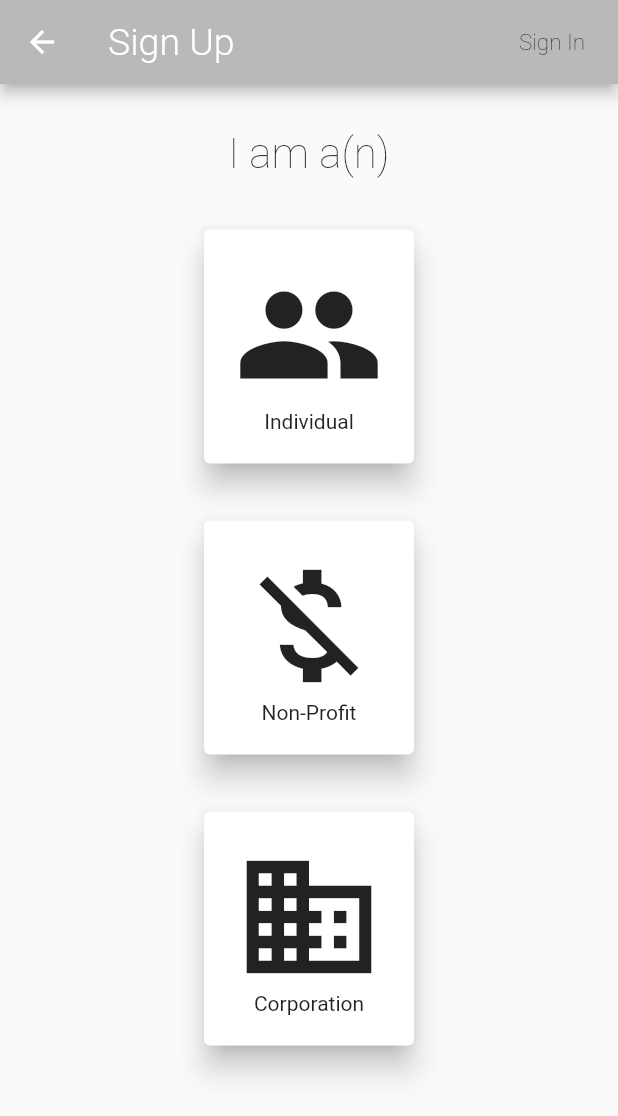
After one commit to ChoDi-App/ChoDi, a Flutter app: the screen it shows after launch, item 2 of the bottom bar chosen, after a tap on "Log In", after a tap on "Sign Up", on a phone screen of 412 x 824 dp. The commit adds this screen. Shown: the top 1116 px of the screen. Run offline on Flutter 3.47's test engine with Material 2 defaults, Android fonts, the phone set to English and light mode, and no system bars; our stand-ins replace firebase_auth, google_fonts; accounts and stored records are empty; Roboto replaces fonts that are missing (Ubuntu).

Commit message:
Added sign up pages still working on it

```diff
--- a/chodi_app/lib/main.dart
+++ b/chodi_app/lib/main.dart
@@ -5,6 +5,7 @@ import 'package:provider/provider.dart';
 import 'package:chodiapp/Services/Auth.dart';
 import 'AuthWidgetBuilder.dart';
 import 'package:chodiapp/screens/wrapper.dart';
+import 'package:chodiapp/screens/Authenticate/SignUpPage.dart';
 
 void main() {
   runApp(MyApp());
@@ -25,7 +26,8 @@ class MyApp extends StatelessWidget {
 
             home: Wrapper(userSnapshot: userSnapshot),
             routes: <String, WidgetBuilder>{
-              'signInScreen' : (BuildContext context) => new SignInPage()
+              'signInScreen' : (BuildContext context) => new SignInPage(),
+              'signUpScreen' : (BuildContext context) => new SignUpPage()
         },
           );
         }
--- /dev/null
+++ b/chodi_app/lib/screens/Authenticate/IndividualSignUpPage.dart
@@ -0,0 +1,26 @@
+import 'package:flutter/material.dart';
+import 'package:chodiapp/constants/AppColors.dart';
+import 'package:google_fonts/google_fonts.dart';
+
+class IndividualSignUpPage extends StatefulWidget {
+  List<String> choices;
+  IndividualSignUpPage({this.choices});
+
+  @override
+  _IndividualSignUpPageState createState() => _IndividualSignUpPageState();
+}
+
+class _IndividualSignUpPageState extends State<IndividualSignUpPage> {
+  @override
+  Widget build(BuildContext context) {
+    return Scaffold(
+      appBar: AppBar(
+        backgroundColor: primaryColor ,
+        title: Text("Sign Up",style: GoogleFonts.ubuntu(fontSize: 25.0, fontWeight: FontWeight.w300,)),
+      ),
+      body: Center(
+          child: Text("Individual Sign up")
+      ),
+    );
+  }
+}
--- a/chodi_app/lib/screens/Authenticate/SignInPage.dart
+++ b/chodi_app/lib/screens/Authenticate/SignInPage.dart
@@ -3,7 +3,6 @@ import 'package:chodiapp/Services/Auth.dart';
 import 'package:chodiapp/Shared/Loading.dart';
 import 'package:chodiapp/constants/TextStyles.dart';
 import 'package:google_fonts/google_fonts.dart';
-
 class SignInPage extends StatefulWidget {
   @override
   _SignInPageState createState() => _SignInPageState();
@@ -17,6 +16,25 @@ class _SignInPageState extends State<SignInPage> {
 
   String email = "";
   String password = "";
+
+  String _validateEmail(String value) {
+    Pattern pattern =
+        r'^(([^<>()[\]\\.,;:\s@\"]+(\.[^<>()[\]\\.,;:\s@\"]+)*)|(\".+\"))@((\[[0-9]{1,3}\.[0-9]{1,3}\.[0-9]{1,3}\.[0-9]{1,3}\])|(([a-zA-Z\-0-9]+\.)+[a-zA-Z]{2,}))$';
+    RegExp regex = new RegExp(pattern);
+    if (!regex.hasMatch(value))
+      return 'Enter Valid Email';
+    else
+      return null;
+  }
+  String _validatePassword(String value){
+    Pattern pattern = r'^(((?=.*[a-z])(?=.*[A-Z]))|((?=.*[a-z])(?=.*[0-9]))|((?=.*[A-Z])(?=.*[0-9])))(?=.{6,})';
+    RegExp regExp = new RegExp(pattern);
+    if (!regExp.hasMatch(value))
+      return "Enter Stronger Password";
+    else
+      return null;
+  }
+
 
   @override
   Widget build(BuildContext context) {
@@ -54,6 +72,7 @@ class _SignInPageState extends State<SignInPage> {
                       Card(
                         elevation: 10.0,
                         child: TextFormField(
+                          validator: _validateEmail,
                           decoration: textInputDecoration.copyWith(hintText: "example@gmail.com",),
                           onChanged: (val) {
                             setState(() {email = val;});
@@ -73,7 +92,12 @@ class _SignInPageState extends State<SignInPage> {
                       Card(
                         elevation: 10.0,
                         child: TextFormField(
+                          validator: _validatePassword,
                           decoration: textInputDecoration.copyWith(hintText: ".............."),
+                          obscureText: true,
+                          onChanged: (val){
+                            setState(() {password = val;});
+                          },
                         ),
                       )
                     ],
@@ -81,12 +105,15 @@ class _SignInPageState extends State<SignInPage> {
                   SizedBox(height: 50,),
                   FlatButton(
                     onPressed: () async{
-                      setState(() {loading = true;});
-                      dynamic result = await _auth.signInAnon();
-                      if (result == null){
-                        print("couldn't sign in ");
-                        setState(() {loading = false;});
+                      if(_formKey.currentState.validate()){
+                        setState(() {loading = true;});
+                        dynamic result = await _auth.signInAnon();
+                        if (result == null){
+                          print("couldn't sign in ");
+                          setState(() {loading = false;});
+                        }
                       }
+
                     },
                     child: Text("Log In",
                       style: GoogleFonts.ubuntu(fontWeight: FontWeight.w100,color: Colors.black,fontSize: 22 ),),
@@ -114,6 +141,19 @@ class _SignInPageState extends State<SignInPage> {
                         )
                       ],
                     ),
+                  ),
+                  SizedBox(height: 40,),
+                  Row(
+                    mainAxisSize: MainAxisSize.min,
+                    children: <Widget>[
+                      Text("Don't Have an Account?",style: GoogleFonts.ubuntu(fontWeight: FontWeight.w100,fontSize: 15),),
+                      FlatButton(
+                        child: Text("Sign Up",style: GoogleFonts.ubuntu(fontWeight: FontWeight.w400,fontSize: 17,color: Colors.blue),),
+                        onPressed: (){
+                          Navigator.of(context).pushNamed('signUpScreen');
+                        },
+                      )
+                    ],
                   )
 
 
--- /dev/null
+++ b/chodi_app/lib/screens/Authenticate/SignUpPage.dart
@@ -0,0 +1,100 @@
+import 'package:flutter/material.dart';
+import 'package:google_fonts/google_fonts.dart';
+import 'package:chodiapp/constants/AppColors.dart';
+import 'package:chodiapp/screens/Authenticate/IndividualSignUpPage.dart';
+
+class SignUpPage extends StatefulWidget {
+  @override
+  _SignUpPageState createState() => _SignUpPageState();
+}
+
+class _SignUpPageState extends State<SignUpPage> {
+  @override
+  Widget build(BuildContext context) {
+    return Scaffold(
+      appBar: AppBar(
+        actions: <Widget>[
+          Center(
+            child: FlatButton(
+                onPressed: (){
+                  Navigator.pop(context);
+
+                },
+                child: Text("Sign In",
+                  style: GoogleFonts.ubuntu(fontSize: 15,fontWeight: FontWeight.w100,color: Colors.black),
+                )
+            ),
+          )
+        ],
+        backgroundColor: primaryColor ,
+        title: Text("Sign Up",style: GoogleFonts.ubuntu(fontSize: 25.0, fontWeight: FontWeight.w300,)),
+      ),
+      body: SingleChildScrollView(
+        child: Center(
+          child: Column(
+            children: <Widget>[
+              SizedBox(height:30.0),
+              Text("I am a(n)",style: GoogleFonts.ubuntu(fontWeight: FontWeight.w100,fontSize: 28),),
+
+              SizedBox(height: 30.0,),
+              InkWell(
+                onTap: (){
+                  Navigator.push(context,MaterialPageRoute(builder: (context){
+                    return IndividualSignUpPage();
+                  }));
+                },
+                splashColor: Colors.blue,
+                child: Card(
+                  elevation: 8.0,
+                  child: Container(
+                    padding: EdgeInsets.all(20.0),
+                    child: Column(
+                      children: <Widget>[
+                        Icon(Icons.people,size: 100,),
+                        Text("Individual")
+                      ],
+                    ),
+                  ),
+                ),
+              ),
+              SizedBox(height: 30.0,),
+              Card(
+                elevation: 8.0,
+                child: Container(
+                  padding: EdgeInsets.all(20.0),
+                  child: Column(
+                    children: <Widget>[
+                      Icon(Icons.money_off,size: 100,),
+                      Text("Non-Profit")
+                    ],
+                  ),
+                ),
+              ),
+              SizedBox(height: 30.0),
+              GestureDetector(
+                onTap: (){
+                  print("Tapped");
+
+
+                },
+                child: Card(
+                  elevation: 8.0,
+                  child: Container(
+                    padding: EdgeInsets.all(20.0),
+                    child: Column(
+                      children: <Widget>[
+                        Icon(Icons.business,size: 100,),
+                        Text("Corporation")
+                      ],
+                    ),
+                  ),
+                ),
+              ),
+              SizedBox(height: 30,),
+            ],
+          ),
+        ),
+      ),
+    );
+  }
+}
--- /dev/null
+++ b/chodi_app/lib/screens/Authenticate/UserChoices.dart
@@ -0,0 +1,8 @@
+import 'package:flutter/material.dart';
+import 'package:provider/provider.dart';
+
+class UserChoices{
+
+  List<String> choices = [];
+
+}
```
